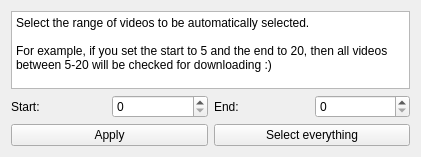
The window that src/frontend/range_selector.ui (EchterAlsFake/Porn_Fetch) describes before a commit, drawn with Qt 5.
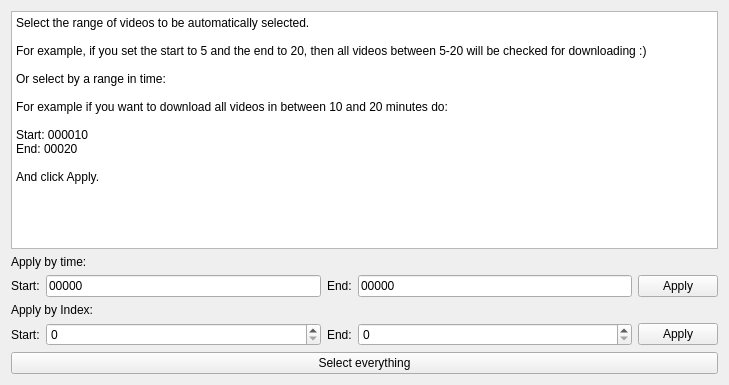
The same window after the commit.

Patch:
```diff
--- a/src/frontend/range_selector.ui
+++ b/src/frontend/range_selector.ui
@@ -6,8 +6,8 @@
    <rect>
     <x>0</x>
     <y>0</y>
-    <width>421</width>
-    <height>157</height>
+    <width>729</width>
+    <height>385</height>
    </rect>
   </property>
   <property name="windowTitle">
@@ -16,10 +16,41 @@
   <layout class="QGridLayout" name="gridLayout_2">
    <item row="0" column="0">
     <layout class="QGridLayout" name="gridLayout">
-     <item row="1" column="3">
+     <item row="9" column="1">
+      <widget class="QSpinBox" name="spinbox_range_start"/>
+     </item>
+     <item row="6" column="0" colspan="4">
+      <widget class="QLabel" name="label_apply_by_index">
+       <property name="text">
+        <string>Apply by Index:</string>
+       </property>
+      </widget>
+     </item>
+     <item row="9" column="0">
+      <widget class="QLabel" name="label_range_start">
+       <property name="text">
+        <string>Start:</string>
+       </property>
+      </widget>
+     </item>
+     <item row="5" column="1">
+      <widget class="QLineEdit" name="lineedit_range_start">
+       <property name="text">
+        <string>00000</string>
+       </property>
+      </widget>
+     </item>
+     <item row="9" column="3">
       <widget class="QSpinBox" name="spinbox_range_end"/>
      </item>
-     <item row="0" column="0" colspan="4">
+     <item row="5" column="3">
+      <widget class="QLineEdit" name="lineedit_range_end">
+       <property name="text">
+        <string>00000</string>
+       </property>
+      </widget>
+     </item>
+     <item row="0" column="0" colspan="5">
       <widget class="QTextBrowser" name="textbrowser_range">
        <property name="html">
         <string>&lt;!DOCTYPE HTML PUBLIC &quot;-//W3C//DTD HTML 4.0//EN&quot; &quot;http://www.w3.org/TR/REC-html40/strict.dtd&quot;&gt;
@@ -28,36 +59,63 @@
 &lt;/style&gt;&lt;/head&gt;&lt;body style=&quot; font-family:'Noto Sans'; font-size:12pt; font-weight:400; font-style:normal;&quot;&gt;
 &lt;p style=&quot; margin-top:0px; margin-bottom:0px; margin-left:0px; margin-right:0px; -qt-block-indent:0; text-indent:0px;&quot;&gt;&lt;span style=&quot; font-family:'Segoe UI'; font-size:9pt;&quot;&gt;Select the range of videos to be automatically selected.&lt;/span&gt;&lt;/p&gt;
 &lt;p style=&quot;-qt-paragraph-type:empty; margin-top:0px; margin-bottom:0px; margin-left:0px; margin-right:0px; -qt-block-indent:0; text-indent:0px; font-family:'Segoe UI'; font-size:9pt;&quot;&gt;&lt;br /&gt;&lt;/p&gt;
-&lt;p style=&quot; margin-top:0px; margin-bottom:0px; margin-left:0px; margin-right:0px; -qt-block-indent:0; text-indent:0px;&quot;&gt;&lt;span style=&quot; font-family:'Segoe UI'; font-size:9pt;&quot;&gt;For example, if you set the start to 5 and the end to 20, then all videos between 5-20 will be checked for downloading :)&lt;/span&gt;&lt;/p&gt;&lt;/body&gt;&lt;/html&gt;</string>
+&lt;p style=&quot; margin-top:0px; margin-bottom:0px; margin-left:0px; margin-right:0px; -qt-block-indent:0; text-indent:0px;&quot;&gt;&lt;span style=&quot; font-family:'Segoe UI'; font-size:9pt;&quot;&gt;For example, if you set the start to 5 and the end to 20, then all videos between 5-20 will be checked for downloading :)&lt;/span&gt;&lt;/p&gt;
+&lt;p style=&quot;-qt-paragraph-type:empty; margin-top:0px; margin-bottom:0px; margin-left:0px; margin-right:0px; -qt-block-indent:0; text-indent:0px; font-family:'Segoe UI'; font-size:9pt;&quot;&gt;&lt;br /&gt;&lt;/p&gt;
+&lt;p style=&quot; margin-top:0px; margin-bottom:0px; margin-left:0px; margin-right:0px; -qt-block-indent:0; text-indent:0px;&quot;&gt;&lt;span style=&quot; font-family:'Segoe UI'; font-size:9pt;&quot;&gt;Or select by a range in time:&lt;/span&gt;&lt;/p&gt;
+&lt;p style=&quot;-qt-paragraph-type:empty; margin-top:0px; margin-bottom:0px; margin-left:0px; margin-right:0px; -qt-block-indent:0; text-indent:0px; font-family:'Segoe UI'; font-size:9pt;&quot;&gt;&lt;br /&gt;&lt;/p&gt;
+&lt;p style=&quot; margin-top:0px; margin-bottom:0px; margin-left:0px; margin-right:0px; -qt-block-indent:0; text-indent:0px;&quot;&gt;&lt;span style=&quot; font-family:'Segoe UI'; font-size:9pt;&quot;&gt;For example if you want to download all videos in between 10 and 20 minutes do:&lt;/span&gt;&lt;/p&gt;
+&lt;p style=&quot;-qt-paragraph-type:empty; margin-top:0px; margin-bottom:0px; margin-left:0px; margin-right:0px; -qt-block-indent:0; text-indent:0px; font-family:'Segoe UI'; font-size:9pt;&quot;&gt;&lt;br /&gt;&lt;/p&gt;
+&lt;p style=&quot; margin-top:0px; margin-bottom:0px; margin-left:0px; margin-right:0px; -qt-block-indent:0; text-indent:0px;&quot;&gt;&lt;span style=&quot; font-family:'Segoe UI'; font-size:9pt;&quot;&gt;Start: 000010&lt;/span&gt;&lt;/p&gt;
+&lt;p style=&quot; margin-top:0px; margin-bottom:0px; margin-left:0px; margin-right:0px; -qt-block-indent:0; text-indent:0px;&quot;&gt;&lt;span style=&quot; font-family:'Segoe UI'; font-size:9pt;&quot;&gt;End: 00020&lt;/span&gt;&lt;/p&gt;
+&lt;p style=&quot;-qt-paragraph-type:empty; margin-top:0px; margin-bottom:0px; margin-left:0px; margin-right:0px; -qt-block-indent:0; text-indent:0px; font-family:'Segoe UI'; font-size:9pt;&quot;&gt;&lt;br /&gt;&lt;/p&gt;
+&lt;p style=&quot; margin-top:0px; margin-bottom:0px; margin-left:0px; margin-right:0px; -qt-block-indent:0; text-indent:0px;&quot;&gt;&lt;span style=&quot; font-family:'Segoe UI'; font-size:9pt;&quot;&gt;And click Apply.&lt;/span&gt;&lt;/p&gt;&lt;/body&gt;&lt;/html&gt;</string>
        </property>
       </widget>
      </item>
-     <item row="1" column="0">
-      <widget class="QLabel" name="label_range_start">
+     <item row="5" column="2">
+      <widget class="QLabel" name="label_range_time_end">
        <property name="text">
-        <string>Start:</string>
+        <string>End:</string>
        </property>
       </widget>
      </item>
-     <item row="1" column="2">
+     <item row="4" column="0" colspan="4">
+      <widget class="QLabel" name="label_apply_by_time">
+       <property name="text">
+        <string>Apply by time:</string>
+       </property>
+      </widget>
+     </item>
+     <item row="9" column="4">
+      <widget class="QPushButton" name="button_range_apply_index">
+       <property name="text">
+        <string>Apply</string>
+       </property>
+      </widget>
+     </item>
+     <item row="9" column="2">
       <widget class="QLabel" name="label_range_end">
        <property name="text">
         <string>End:</string>
        </property>
       </widget>
      </item>
-     <item row="1" column="1">
-      <widget class="QSpinBox" name="spinbox_range_start"/>
+     <item row="5" column="0">
+      <widget class="QLabel" name="label_range_time_start">
+       <property name="text">
+        <string>Start:</string>
+       </property>
+      </widget>
      </item>
-     <item row="2" column="2" colspan="2">
+     <item row="11" column="0" colspan="5">
       <widget class="QPushButton" name="button_range_apply_everything">
        <property name="text">
         <string>Select everything</string>
        </property>
       </widget>
      </item>
-     <item row="2" column="0" colspan="2">
-      <widget class="QPushButton" name="button_range_apply">
+     <item row="5" column="4">
+      <widget class="QPushButton" name="button_range_apply_time">
        <property name="text">
         <string>Apply</string>
        </property>
```
